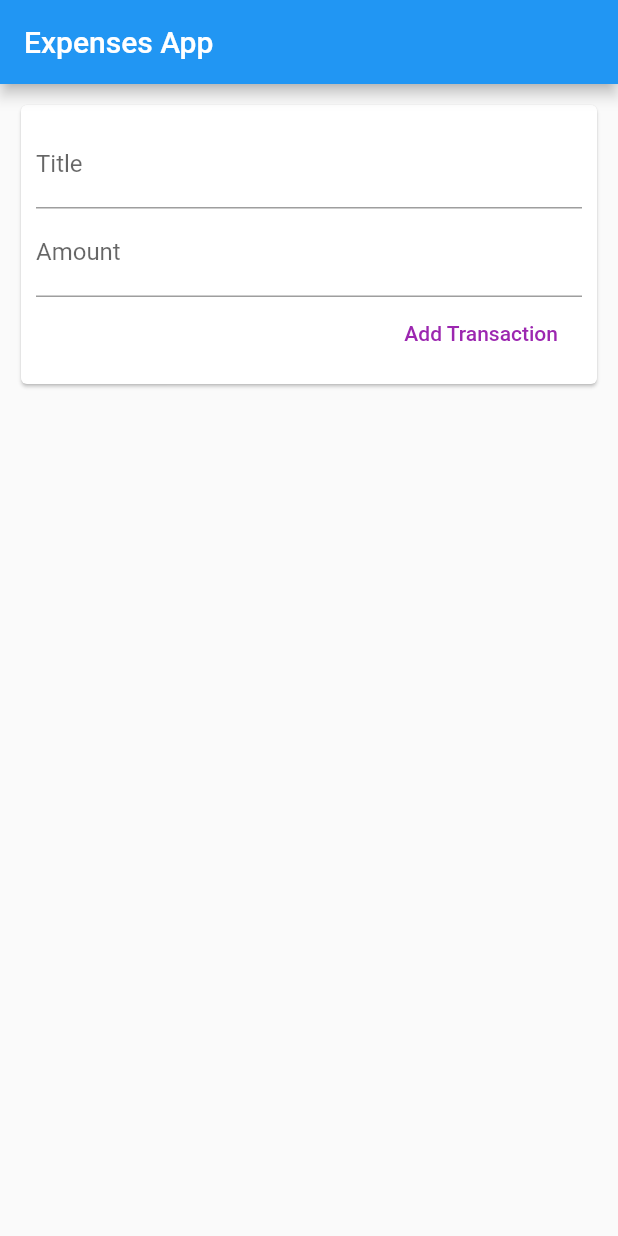
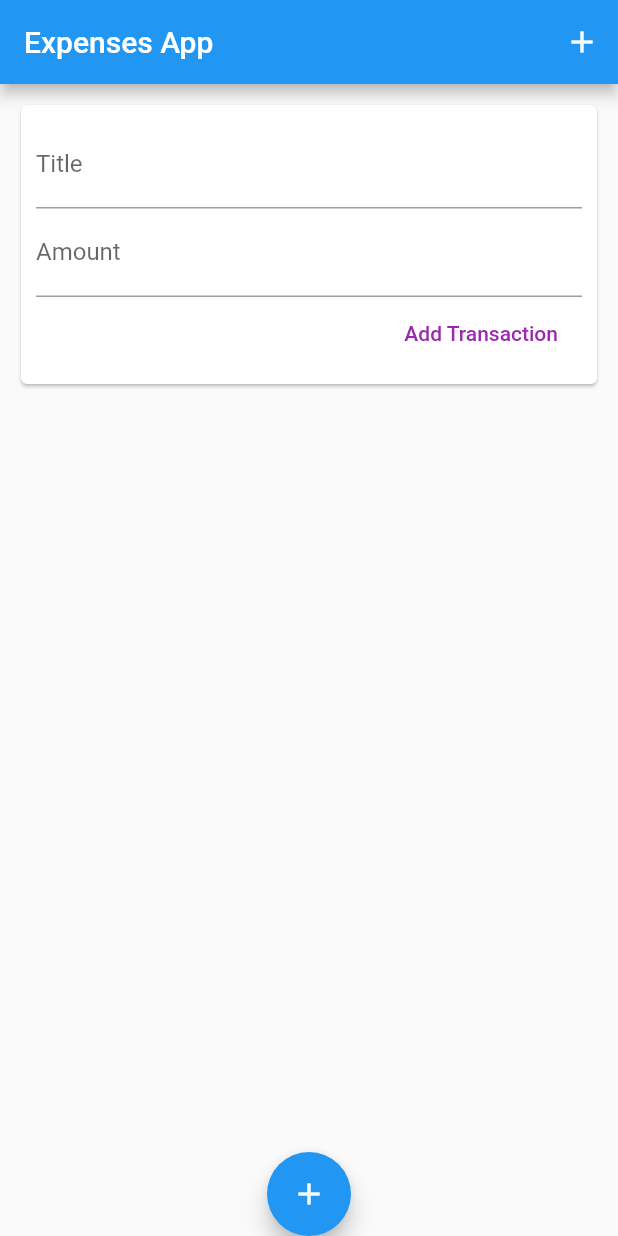
Before and after one commit to mali30/expenses-app, a Flutter app: the screen it shows after launch, on a phone screen of 412 x 824 dp. Run offline on Flutter 3.47's test engine with Material 2 defaults, Android fonts, the phone set to English and light mode, and no system bars.

Commit message:
added floating action buttons

```diff
--- a/lib/main.dart
+++ b/lib/main.dart
@@ -8,20 +8,31 @@ void main() => runApp(MyHomePage());
 class MyHomePage extends StatelessWidget {
   @override
   Widget build(BuildContext context) {
-    return MaterialApp(
-        home: new Scaffold(
-            appBar: AppBar(title: Text("Expenses App")),
+   return new MaterialApp(
+     home: Scaffold(
+        appBar: AppBar(
+          title: Text("Expenses App"),
+          actions: <Widget>[
+            IconButton(
+              icon: Icon(Icons.add),
+              onPressed: () {}
+            ),
+          ],
+        ),
         body: ListView(
-              children:<Widget>[
+          children: <Widget>[
             Column(
               // most important when using columns and rows
               // mainAxisAlignment: MainAxisAlignment.spaceAround,
               crossAxisAlignment: CrossAxisAlignment.stretch,
-                children: <Widget>[
-                  UserTransactions()
+              children: <Widget>[UserTransactions()],
+            ),
           ],
         ),
-              ],
+        floatingActionButtonLocation: FloatingActionButtonLocation.centerDocked,
+        floatingActionButton: FloatingActionButton(
+      child: Icon(Icons.add),
+      onPressed: () {},
     )
   )
     );
```
Lines whose indentation alone changed are shown as unchanged.
